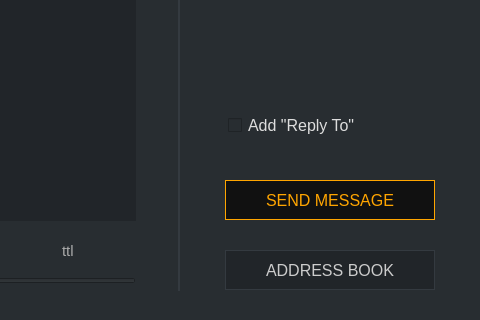
Old version of the form src/gui/ui/sendmessageframe.ui in the repository ConcealNetwork/conceal-desktop; both pictures show x 790 to 1270 and y 380 to 700 of the 1270 by 700 pixel window.
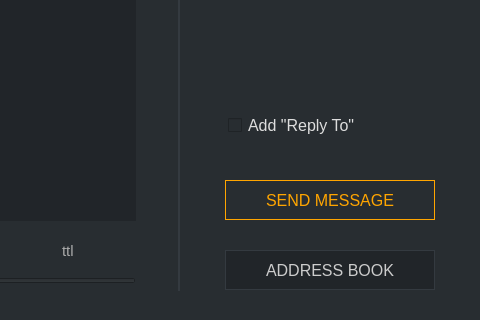
New version of the form. Icons and pictures are not drawn.

What changed in the file:
```diff
--- a/src/gui/ui/sendmessageframe.ui
+++ b/src/gui/ui/sendmessageframe.ui
@@ -289,7 +289,7 @@
        </font>
       </property>
       <property name="styleSheet">
-       <string notr="true">QPushButton#m_sendButton {color: orange; background-color: #111111; border: 1px solid orange; font-size: 16px;}
+       <string notr="true">QPushButton#m_sendButton {color: orange;  border: 1px solid orange; font-size: 16px;}
 
 QPushButton#m_sendButton:hover {color: orange; background-color: #111111; border: 2px solid orange; font-size: 16px;}</string>
       </property>
```
Left out of the diff: 2 changed lines with no effect on the pictures.
